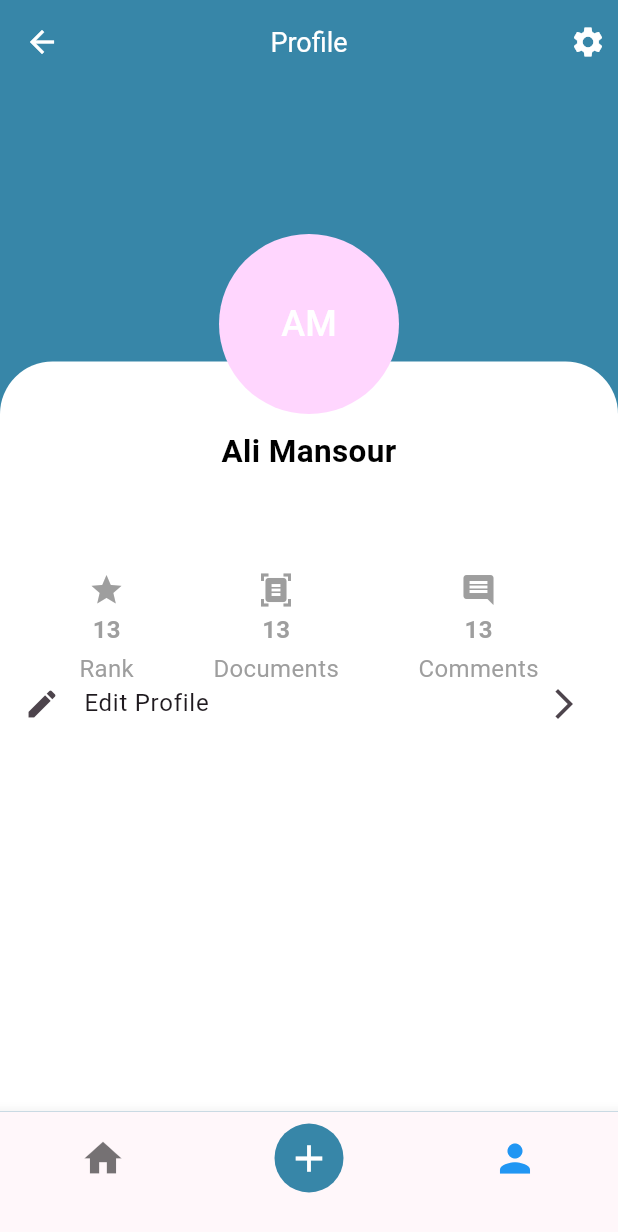
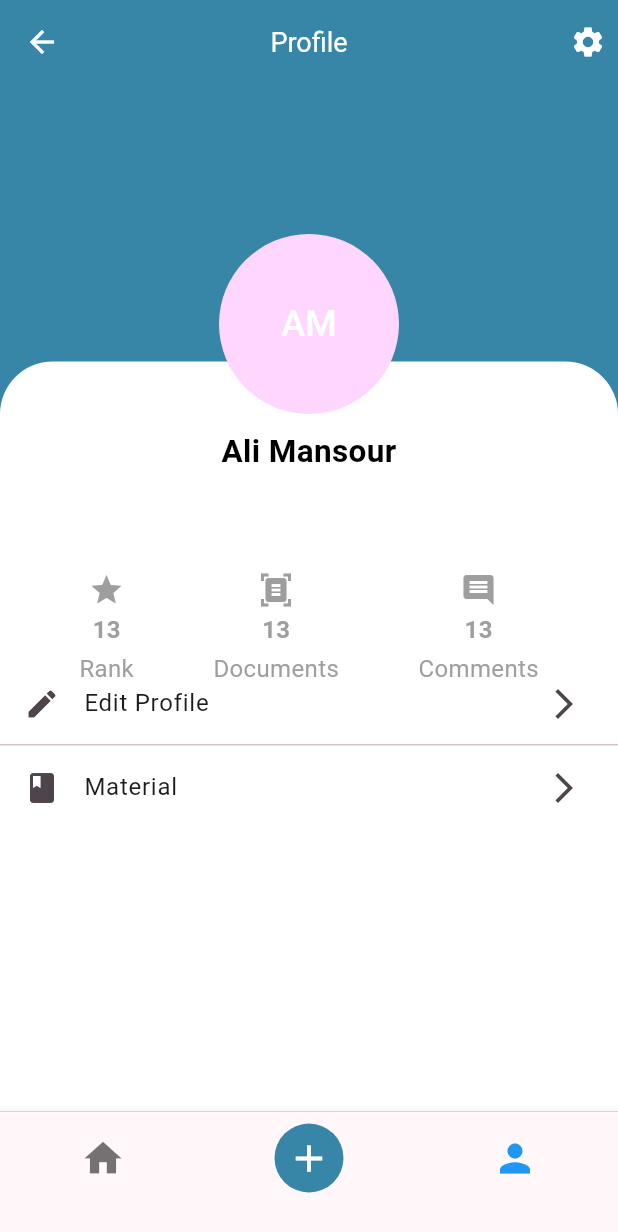
Before and after one commit to ali-mansour21/Studify-App, a Flutter app: the ProfileScreen screen opened by its route, on a phone screen of 412 x 824 dp. Shown: the top 1232 px of the screen. Run offline on Flutter 3.47's test engine with Material 3 defaults, Android fonts, the phone set to English and light mode, and no system bars; our stand-ins replace camera.

Commit message:
Add the material  tile

```diff
--- a/mobile/lib/screens/profile_screen.dart
+++ b/mobile/lib/screens/profile_screen.dart
@@ -134,6 +134,12 @@ class _ProfileScreenState extends State<ProfileScreen> {
                     trailing: const Icon(Icons.arrow_forward_ios),
                     onTap: () {},
                   ),
+                  ListTile(
+                    leading: const Icon(Icons.book),
+                    title: const Text('Material'),
+                    trailing: const Icon(Icons.arrow_forward_ios),
+                    onTap: () {},
+                  ),
                 ]).toList(),
               )
             ],
```
